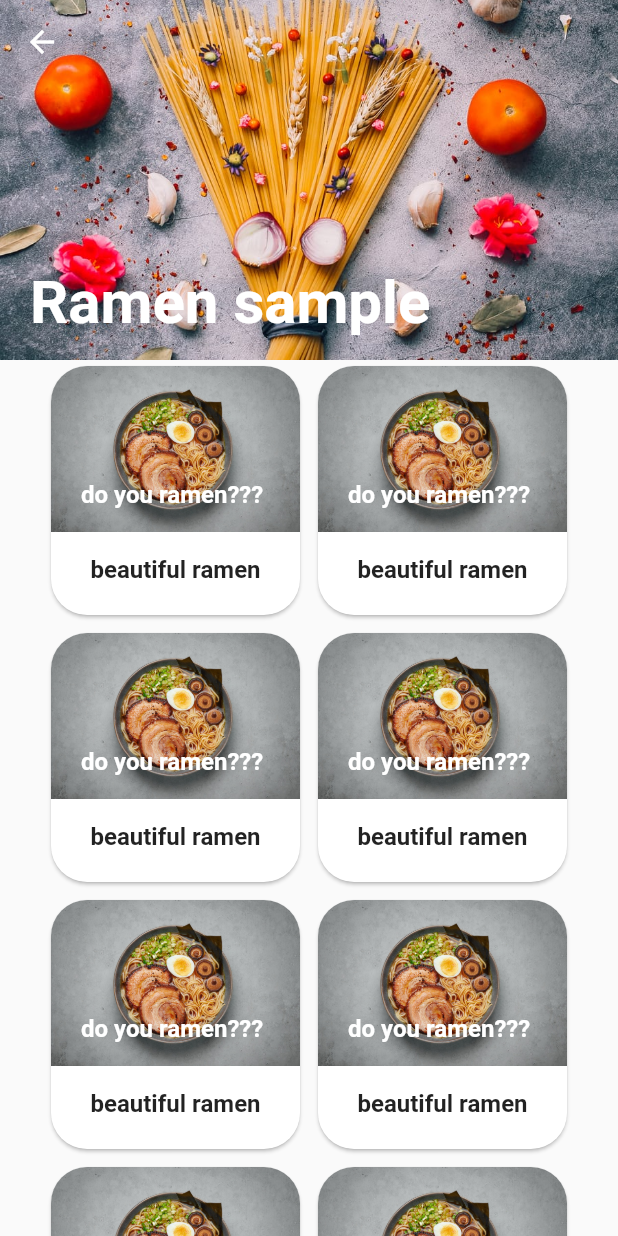
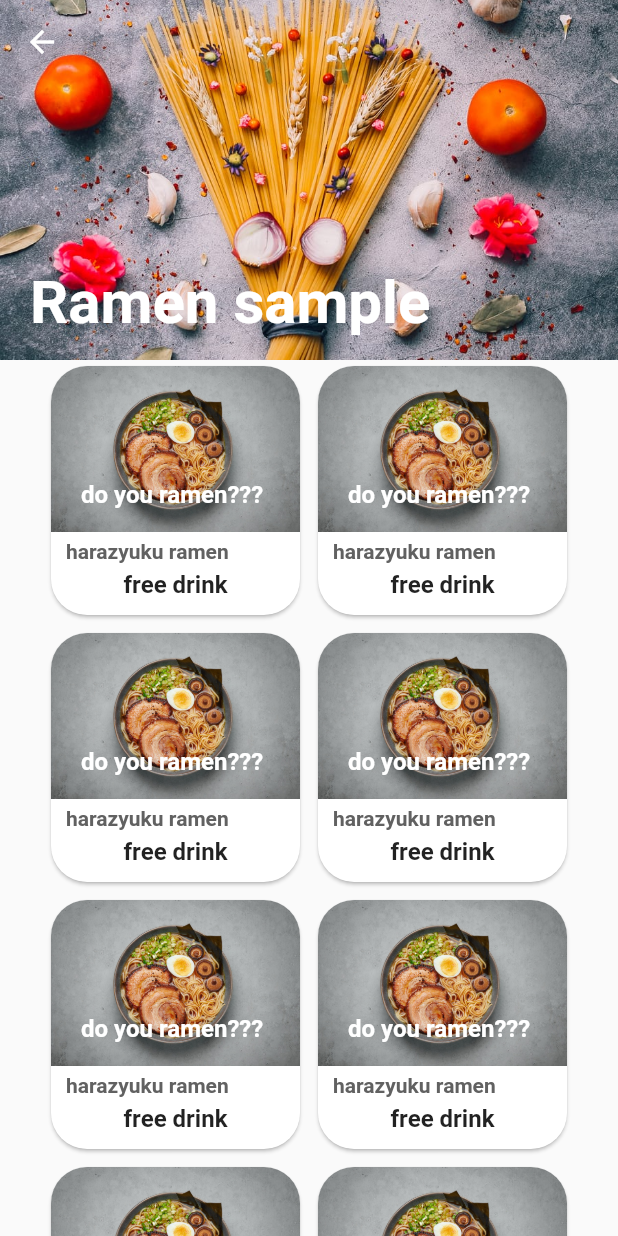
Before and after one commit to ramen2020/flutter_cheat, a Flutter app: the screen it shows after launch, item 3 of the bottom bar chosen, after a tap on "Sample2", on a phone screen of 412 x 824 dp. Run offline on Flutter 3.47's test engine with Material 2 defaults, Android fonts, the light colour scheme and no system bars; our stand-ins replace webview_flutter.

Commit message:
refactor in sample2_screen

```diff
--- a/lib/screen/sample/sample2_screen.dart
+++ b/lib/screen/sample/sample2_screen.dart
@@ -108,15 +108,29 @@ Widget _cardWidget(BuildContext context) {
             ),
             Expanded(
               child: Padding(
-                  padding: EdgeInsets.all(16),
+                  padding: EdgeInsets.fromLTRB(10, 5, 10, 0),
                   child: Column(children: [
-                    Text(
-                      'beautiful ramen',
-                      style: TextStyle(
-                        fontSize: 16,
-                        fontWeight: FontWeight.bold,
-                      ),
-                    ),
+                    Row(
+                        mainAxisAlignment: MainAxisAlignment.start,
+                        children: <Widget>[
+                          Text(
+                            'harazyuku ramen',
+                            style: TextStyle(
+                              fontSize: 14,
+                              color: Colors.grey[700],
+                              fontWeight: FontWeight.bold,
+                            ),
+                          ),
+                        ]),
+                    Padding(
+                        padding: EdgeInsets.fromLTRB(0, 5, 0, 0),
+                        child: Text(
+                          'free drink',
+                          style: TextStyle(
+                            fontSize: 16,
+                            fontWeight: FontWeight.bold,
+                          ),
+                        )),
                   ])),
             ),
           ],
```
